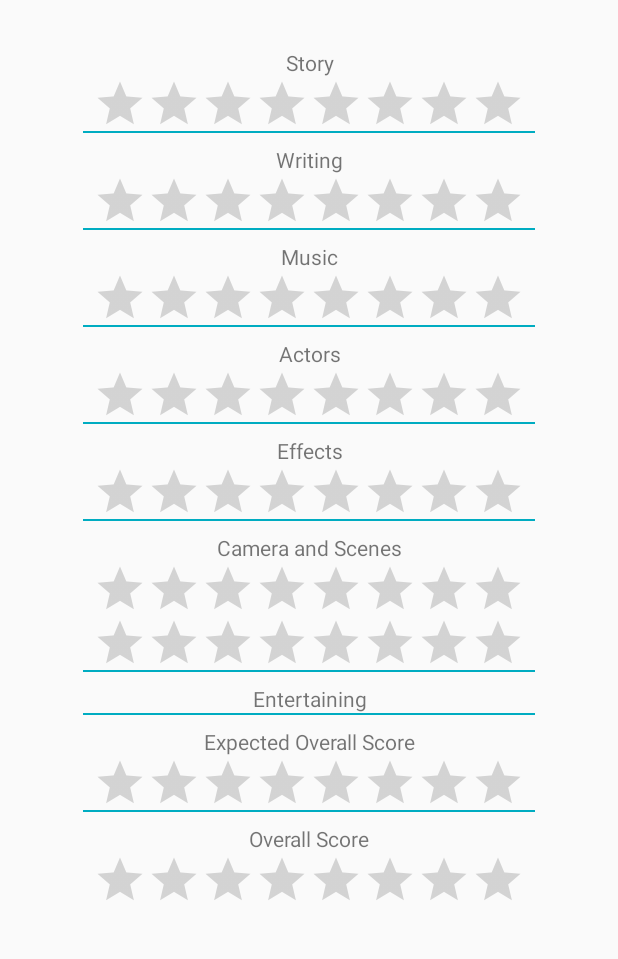
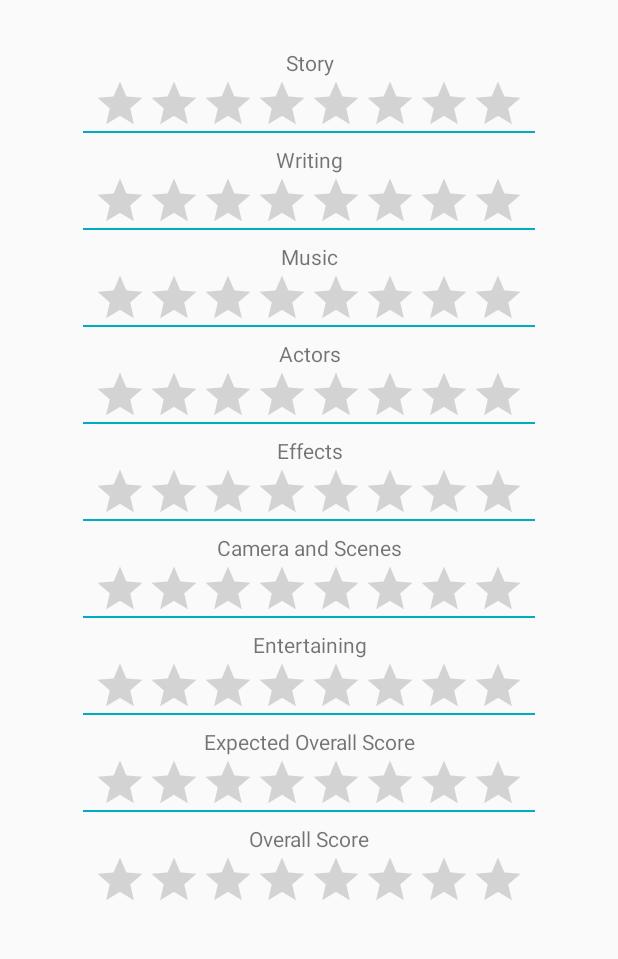
Before and after one commit to NeXTormer/Rate-Movies, an Android app: the layout content_single_movie.xml on its own in the app's theme, with its tools: preview values and no code run, on a phone screen of 412 x 824 dp, the part 237-1196 px from its top. Run offline under Robolectric (Android 15) with nearby library versions, the phone set to English and light mode, and no system bars.

Commit message:
some things already working
average ratings, remove fab, ...

```diff
--- a/app/src/main/java/me/holz/ratemovies/MainView.java
+++ b/app/src/main/java/me/holz/ratemovies/MainView.java
@@ -54,7 +54,7 @@ public class MainView extends AppCompatActivity {
                 intent.putExtra("imdb", movieList.get(pos).imdb);
                 intent.putExtra("watchdate", movieList.get(pos).watchdate);
                 intent.putExtra("image", movieList.get(pos).image);
-
+                intent.putExtra("movieid", movieList.get(pos).id);
 
 
                 startActivity(intent);
--- a/app/src/main/res/layout/content_single_movie.xml
+++ b/app/src/main/res/layout/content_single_movie.xml
@@ -14,7 +14,7 @@
         android:layout_height="match_parent"
         android:fillViewport="true"
         tools:layout_editor_absoluteX="0dp"
-        tools:layout_editor_absoluteY="0dp">
+        tools:layout_editor_absoluteY="8dp">
 
         <android.support.constraint.ConstraintLayout
             android:layout_width="match_parent"
@@ -70,12 +70,12 @@
 
                 <RatingBar
                     android:id="@+id/rb_story"
+                    style="@style/Widget.AppCompat.RatingBar.Indicator"
                     android:layout_width="wrap_content"
                     android:layout_height="wrap_content"
                     android:layout_marginTop="0dp"
                     android:numStars="8"
                     android:stepSize="0.1"
-                    style="@style/Widget.AppCompat.RatingBar.Indicator"
                     app:layout_constraintTop_toBottomOf="@+id/textView8"
                     tools:layout_editor_absoluteX="85dp" />
 
@@ -97,13 +97,13 @@
 
                 <RatingBar
                     android:id="@+id/rb_writing"
+                    style="@style/Widget.AppCompat.RatingBar.Indicator"
                     android:layout_width="wrap_content"
                     android:layout_height="wrap_content"
                     android:layout_marginTop="0dp"
                     android:isIndicator="true"
                     android:numStars="8"
                     android:stepSize="0.1"
-                    style="@style/Widget.AppCompat.RatingBar.Indicator"
                     app:layout_constraintTop_toBottomOf="@+id/textView8"
                     tools:layout_editor_absoluteX="85dp" />
 
@@ -126,13 +126,13 @@
 
                 <RatingBar
                     android:id="@+id/rb_music"
+                    style="@style/Widget.AppCompat.RatingBar.Indicator"
                     android:layout_width="wrap_content"
                     android:layout_height="wrap_content"
                     android:layout_marginTop="0dp"
                     android:isIndicator="true"
                     android:numStars="8"
                     android:stepSize="0.1"
-                    style="@style/Widget.AppCompat.RatingBar.Indicator"
                     app:layout_constraintTop_toBottomOf="@+id/textView8"
                     tools:layout_editor_absoluteX="85dp" />
 
@@ -153,13 +153,13 @@
 
                 <RatingBar
                     android:id="@+id/rb_actors"
+                    style="@style/Widget.AppCompat.RatingBar.Indicator"
                     android:layout_width="wrap_content"
                     android:layout_height="wrap_content"
                     android:layout_marginTop="0dp"
                     android:isIndicator="true"
                     android:numStars="8"
                     android:stepSize="0.1"
-                    style="@style/Widget.AppCompat.RatingBar.Indicator"
                     app:layout_constraintTop_toBottomOf="@+id/textView8"
                     tools:layout_editor_absoluteX="85dp" />
 
@@ -182,13 +182,13 @@
 
                 <RatingBar
                     android:id="@+id/rb_effects"
+                    style="@style/Widget.AppCompat.RatingBar.Indicator"
                     android:layout_width="wrap_content"
                     android:layout_height="wrap_content"
                     android:layout_marginTop="0dp"
                     android:isIndicator="true"
                     android:numStars="8"
                     android:stepSize="0.1"
-                    style="@style/Widget.AppCompat.RatingBar.Indicator"
                     app:layout_constraintTop_toBottomOf="@+id/textView8"
                     tools:layout_editor_absoluteX="85dp" />
 
@@ -209,18 +209,6 @@
 
                 <RatingBar
                     android:id="@+id/rb_camera"
-                    android:layout_width="wrap_content"
-                    android:layout_height="wrap_content"
-                    android:layout_marginTop="0dp"
-                    android:isIndicator="true"
-                    android:numStars="8"
-                    android:stepSize="0.1"
-                    style="@style/Widget.AppCompat.RatingBar.Indicator"
-                    app:layout_constraintTop_toBottomOf="@+id/textView8"
-                    tools:layout_editor_absoluteX="85dp" />
-
-                <RatingBar
-                    android:id="@+id/rb_entertaining"
                     style="@style/Widget.AppCompat.RatingBar.Indicator"
                     android:layout_width="wrap_content"
                     android:layout_height="wrap_content"
@@ -248,6 +236,18 @@
                     app:layout_constraintTop_toTopOf="parent"
                     tools:layout_editor_absoluteX="189dp" />
 
+                <RatingBar
+                    android:id="@+id/rb_entertaining"
+                    style="@style/Widget.AppCompat.RatingBar.Indicator"
+                    android:layout_width="wrap_content"
+                    android:layout_height="wrap_content"
+                    android:layout_marginTop="0dp"
+                    android:isIndicator="true"
+                    android:numStars="8"
+                    android:stepSize="0.1"
+                    app:layout_constraintTop_toBottomOf="@+id/textView8"
+                    tools:layout_editor_absoluteX="85dp" />
+
                 <View
                     android:layout_width="fill_parent"
                     android:layout_height="1dp"
@@ -265,14 +265,14 @@
                     android:textAlignment="center" />
 
                 <RatingBar
-                    android:id="@+id/rb_overall2"
+                    android:id="@+id/rb_expectedoverall"
+                    style="@style/Widget.AppCompat.RatingBar.Indicator"
                     android:layout_width="wrap_content"
                     android:layout_height="wrap_content"
                     android:layout_marginTop="0dp"
                     android:isIndicator="true"
                     android:numStars="8"
                     android:stepSize="0.1"
-                    style="@style/Widget.AppCompat.RatingBar.Indicator"
                     app:layout_constraintTop_toBottomOf="@+id/textView8"
                     tools:layout_editor_absoluteX="85dp" />
 
@@ -306,7 +306,6 @@
                     tools:layout_editor_absoluteX="85dp" />
 
 
-
             </LinearLayout>
 
         </android.support.constraint.ConstraintLayout>
```
Also changed, not shown: app/src/main/java/me/holz/ratemovies/SingleMovie.java (+95 -10 lines).
